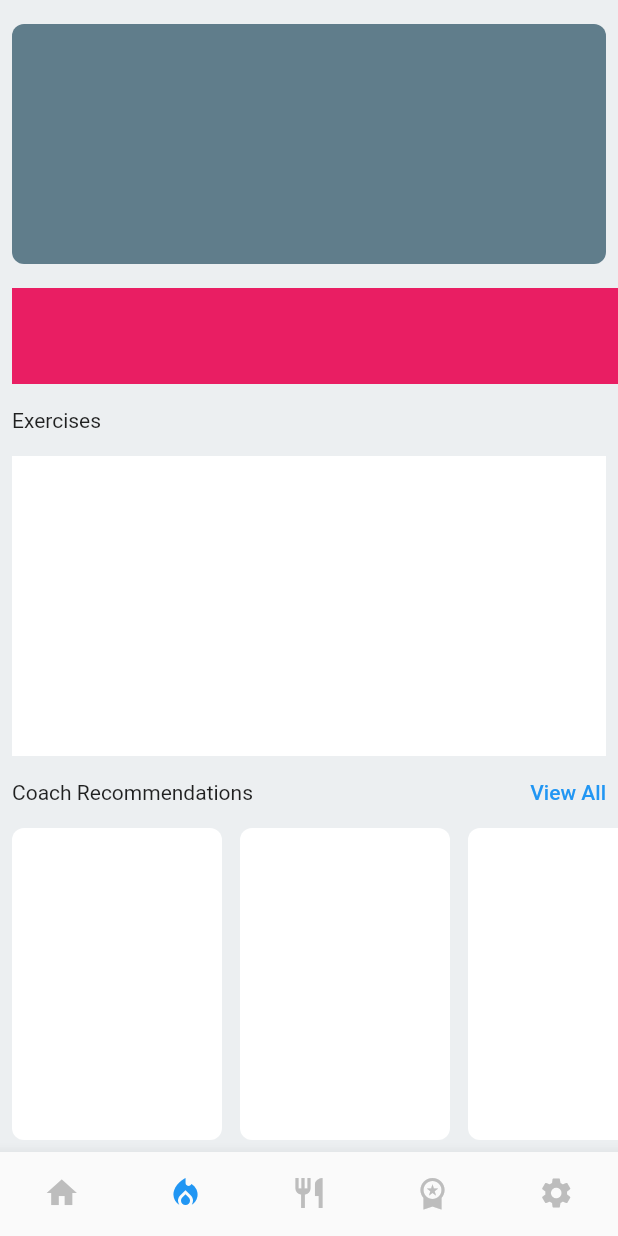
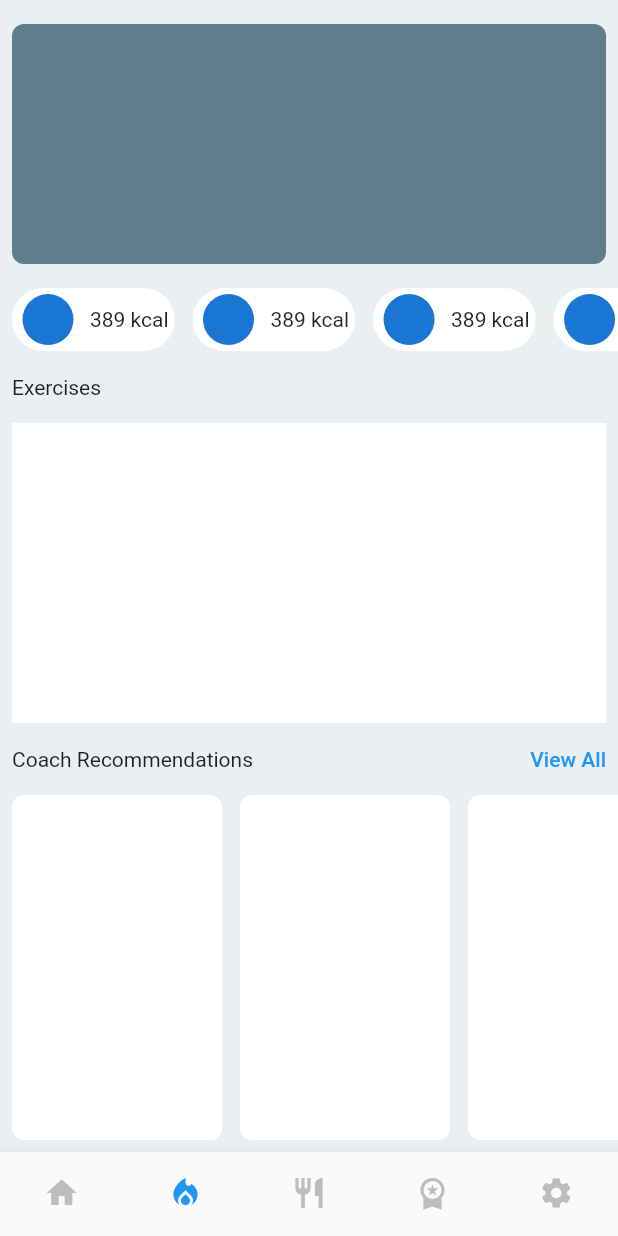
Before and after one commit to JAICHANGPARK/flutter_notebook_19th_story, a Flutter app: the FitnessMobileMainPage screen opened directly, item 2 of the bottom bar chosen, on a phone screen of 412 x 824 dp. Run offline on Flutter 3.47's test engine with Material 2 defaults, Android fonts, the phone set to English and light mode, and no system bars; our stand-ins replace bubble_tab_indicator, cached_network_image, countup, fl_chart, flutter_riverpod, freezed_annotation and 2 more; network calls fail.

Commit message:
Update fitness_discover_widget.dart

```diff
--- a/lib/ep1143_fitness_mobile_app/src/ui/widget/fitness_discover_widget.dart
+++ b/lib/ep1143_fitness_mobile_app/src/ui/widget/fitness_discover_widget.dart
@@ -24,10 +24,36 @@ class FitnessDiscoverWidget extends StatelessWidget {
             height: 16,
           ),
           Container(
-            height: 64,
+            height: 42,
             decoration: BoxDecoration(
-              color: Colors.pink,
+
             ),
+            child: ListView.builder(
+                itemCount: 10,
+                scrollDirection: Axis.horizontal,
+                itemBuilder: (context, index) {
+                  return Padding(
+                    padding: const EdgeInsets.only(right: 12),
+                    child: Container(
+                      decoration: BoxDecoration(
+                        color: Colors.white,
+                        borderRadius: BorderRadius.circular(32),
+                      ),
+                      padding: EdgeInsets.symmetric(horizontal: 4, vertical: 4),
+                      child: Row(
+                        children: [
+                          CircleAvatar(),
+                          SizedBox(
+                            width: 8,
+                          ),
+                          Text(
+                            "389 kcal",
+                          )
+                        ],
+                      ),
+                    ),
+                  );
+                }),
           ),
           Padding(
             padding: const EdgeInsets.symmetric(
@@ -65,10 +91,7 @@ class FitnessDiscoverWidget extends StatelessWidget {
                     padding: const EdgeInsets.only(right: 12),
                     child: Container(
                       width: 140,
-                      decoration: BoxDecoration(
-                        color: Colors.white,
-                        borderRadius: BorderRadius.circular(8)
-                      ),
+                      decoration: BoxDecoration(color: Colors.white, borderRadius: BorderRadius.circular(8)),
                     ),
                   );
                 }),
```
